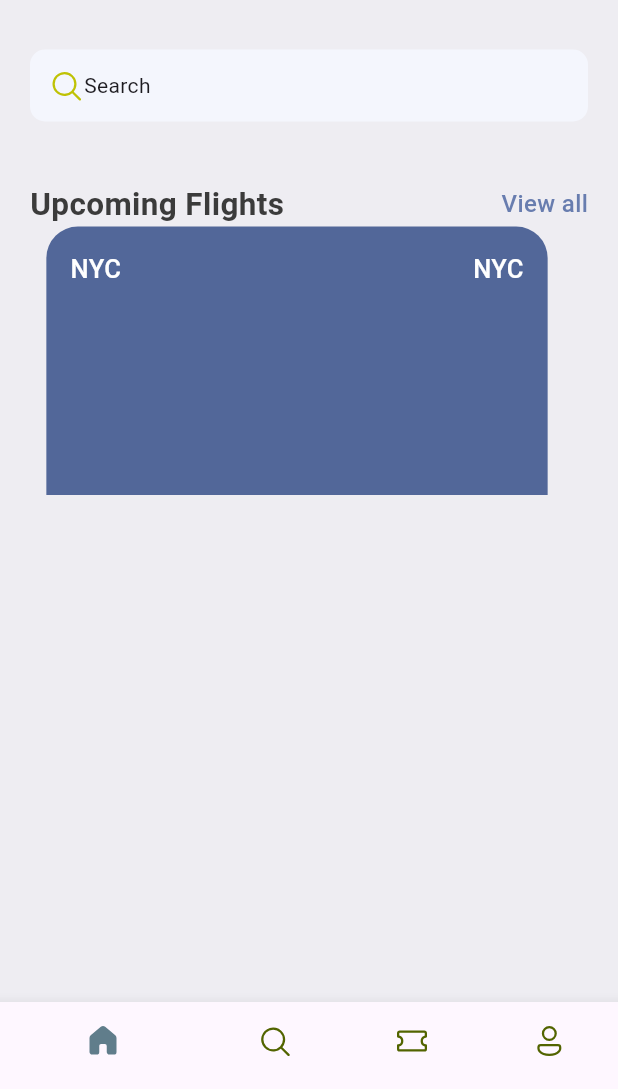
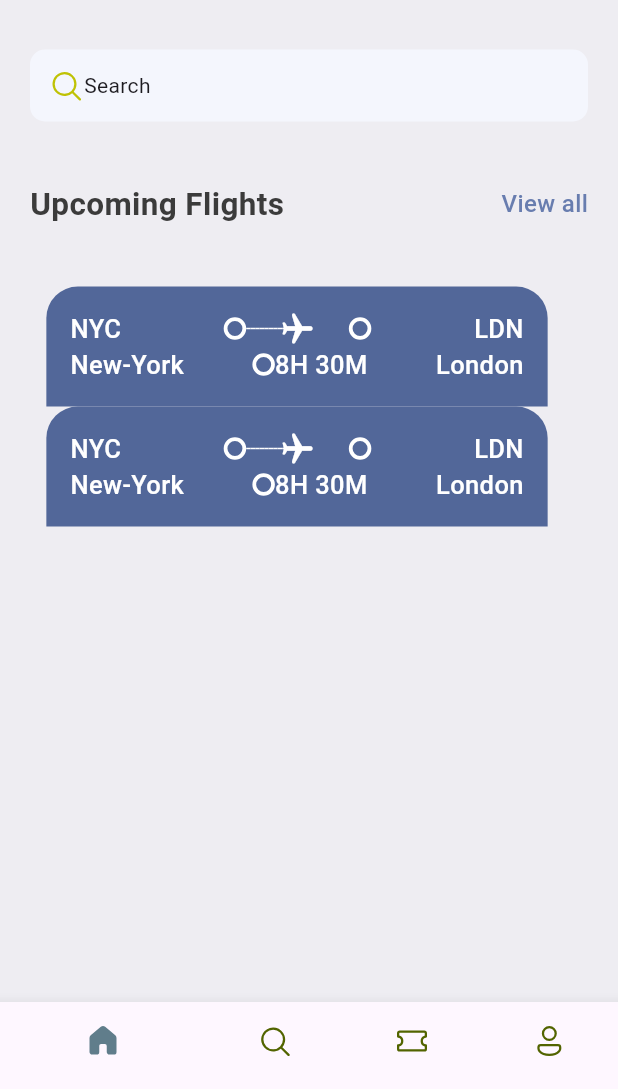
Before and after one commit to tungduong028/flutter_project, a Flutter app: the screen it shows after launch, on a phone screen of 412 x 824 dp, the part 147-1236 px from its top. Run offline on Flutter 3.47's test engine with Material 3 defaults, Android fonts, the phone set to English and light mode, and no system bars; our stand-ins replace fluentui_icons.

Commit message:
update home screen

```diff
--- /dev/null
+++ b/lib/base/widgets/app_layoutbuilder_widget.dart
@@ -0,0 +1,27 @@
+import 'package:flutter/material.dart';
+
+class AppLayoutbuilderWidget extends StatelessWidget {
+  const AppLayoutbuilderWidget({super.key, required this.randomDivider});
+
+  final int randomDivider;
+
+  @override
+  Widget build(BuildContext context) {
+    return LayoutBuilder(builder: (context, constrains) {
+      return Flex(
+        direction: Axis.horizontal,
+        children: List.generate((constrains.constrainWidth()/randomDivider).floor(), (index) =>
+          const SizedBox(
+            width: 3,
+            height: 1,
+            child: DecoratedBox(
+              decoration: BoxDecoration(
+                color: Colors.white,
+              ),
+            ),
+          ),
+        ),
+      );
+    });
+  }
+}
--- /dev/null
+++ b/lib/base/widgets/big_dot.dart
@@ -0,0 +1,16 @@
+import 'package:flutter/material.dart';
+
+class BigDot extends StatelessWidget {
+  const BigDot({super.key});
+
+  @override
+  Widget build(BuildContext context) {
+    return Container(
+      padding: const EdgeInsets.all(5),
+      decoration: BoxDecoration(
+        border: Border.all(width: 2.5, color: Colors.white),
+        borderRadius: BorderRadius.circular(20)
+      ),
+    );
+  }
+}
--- a/lib/base/widgets/ticket_view.dart
+++ b/lib/base/widgets/ticket_view.dart
@@ -1,6 +1,8 @@
 import 'package:flutter/cupertino.dart';
 import 'package:flutter/material.dart';
 import 'package:flutter_project/base/res/styles/app_styles.dart';
+import 'package:flutter_project/base/widgets/app_layoutbuilder_widget.dart';
+import 'package:flutter_project/base/widgets/big_dot.dart';
 
 class TicketView extends StatelessWidget {
   const TicketView({super.key});
@@ -9,31 +11,148 @@ class TicketView extends StatelessWidget {
   Widget build(BuildContext context) {
     final size = MediaQuery.of(context).size;
     return SizedBox(
-      width: size.width*0.85,
+      width: size.width * 0.85,
       height: 179,
       child: Container(
-        margin: EdgeInsets.only(right: 16),
-        padding: EdgeInsets.all(16),
+        child: Column(
+          children: [
+            Container(
+              margin: const EdgeInsets.only(right: 16),
+              padding: const EdgeInsets.all(16),
+              decoration: BoxDecoration(
+                  color: AppStyles.ticketBlue,
+                  borderRadius: const BorderRadius.only(
+                      topLeft: Radius.circular(21), topRight: Radius.circular(21))),
               child: Column(
                 children: [
                   Row(
                     children: [
                       Text(
-                  "NYC", style: AppStyles.headLineStyle3.copyWith(color: Colors.white),
+                        "NYC",
+                        style: AppStyles.headLineStyle3.copyWith(color: Colors.white),
+                      ),
+                      Expanded(child: Container()),
+                      const BigDot(),
+                      Expanded(
+                        child: Stack(
+                          children: [
+                            const SizedBox(
+                              height: 24,
+                              child: AppLayoutbuilderWidget(
+                                randomDivider: 6,
+                              ),
+                            ),
+                            Center(
+                              child: Transform.rotate(
+                                angle: 1.57,
+                                child: const Icon(Icons.local_airport_rounded,
+                                    color: Colors.white),
+                              ),
+                            )
+                          ],
+                        ),
+                      ),
+                      const BigDot(),
+                      Expanded(child: Container()),
+                      Text(
+                        "LDN",
+                        style: AppStyles.headLineStyle3.copyWith(color: Colors.white),
+                      ),
+                    ],
+                  ),
+
+                  Row(
+                    children: [
+                      Text(
+                        "New-York",
+                        style: AppStyles.headLineStyle3.copyWith(color: Colors.white),
+                      ),
+                      Expanded(child: Container()),
+                      const BigDot(),
+                      Text(
+                        "8H 30M",
+                        style: AppStyles.headLineStyle3.copyWith(color: Colors.white),
                       ),
                       Expanded(child: Container()),
                       Text(
-                  "NYC", style: AppStyles.headLineStyle3.copyWith(color: Colors.white),
+                        "London",
+                        style: AppStyles.headLineStyle3.copyWith(color: Colors.white),
                       ),
                     ],
+                  ),
+                ],
+              ),
+            ),
+
+            Container(
+              margin: const EdgeInsets.only(right: 16),
+              padding: const EdgeInsets.all(16),
+              decoration: BoxDecoration(
+                  color: AppStyles.ticketBlue,
+                  borderRadius: const BorderRadius.only(
+                      topLeft: Radius.circular(21), topRight: Radius.circular(21))),
+              child: Column(
+                children: [
+                  Row(
+                    children: [
+                      Text(
+                        "NYC",
+                        style: AppStyles.headLineStyle3.copyWith(color: Colors.white),
+                      ),
+                      Expanded(child: Container()),
+                      const BigDot(),
+                      Expanded(
+                        child: Stack(
+                          children: [
+                            const SizedBox(
+                              height: 24,
+                              child: AppLayoutbuilderWidget(
+                                randomDivider: 6,
+                              ),
+                            ),
+                            Center(
+                              child: Transform.rotate(
+                                angle: 1.57,
+                                child: const Icon(Icons.local_airport_rounded,
+                                    color: Colors.white),
+                              ),
                             )
                           ],
                         ),
-        decoration: BoxDecoration(
-          color: AppStyles.ticketBlue,
-          borderRadius: BorderRadius.only(topLeft: Radius.circular(21), topRight: Radius.circular(21))
+                      ),
+                      const BigDot(),
+                      Expanded(child: Container()),
+                      Text(
+                        "LDN",
+                        style: AppStyles.headLineStyle3.copyWith(color: Colors.white),
+                      ),
+                    ],
                   ),
 
+                  Row(
+                    children: [
+                      Text(
+                        "New-York",
+                        style: AppStyles.headLineStyle3.copyWith(color: Colors.white),
+                      ),
+                      Expanded(child: Container()),
+                      const BigDot(),
+                      Text(
+                        "8H 30M",
+                        style: AppStyles.headLineStyle3.copyWith(color: Colors.white),
+                      ),
+                      Expanded(child: Container()),
+                      Text(
+                        "London",
+                        style: AppStyles.headLineStyle3.copyWith(color: Colors.white),
+                      ),
+                    ],
+                  ),
+                ],
+              ),
+            ),
+          ],
+        ),
       ),
     );
   }
--- a/lib/screens/home_screen.dart
+++ b/lib/screens/home_screen.dart
@@ -62,7 +62,7 @@ class HomeScreen extends StatelessWidget {
                 ),
                 const SizedBox(height: 40),
                 const AppDoubleText(bigText: 'Upcoming Flights', smallText: 'View all',),
-                TicketView()
+                Padding(padding: const EdgeInsets.only(top: 40), child: TicketView(),)
               ],
             ),
           ),
```
Also changed, not shown: pubspec.lock. Lines whose indentation alone changed are shown as unchanged.
